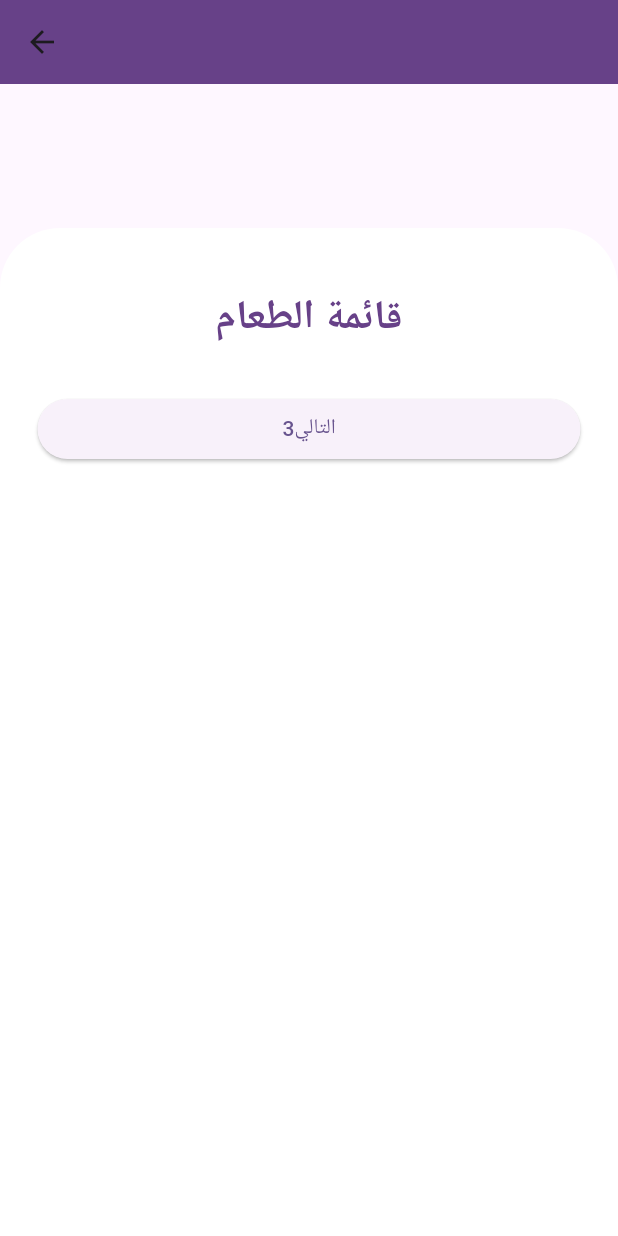
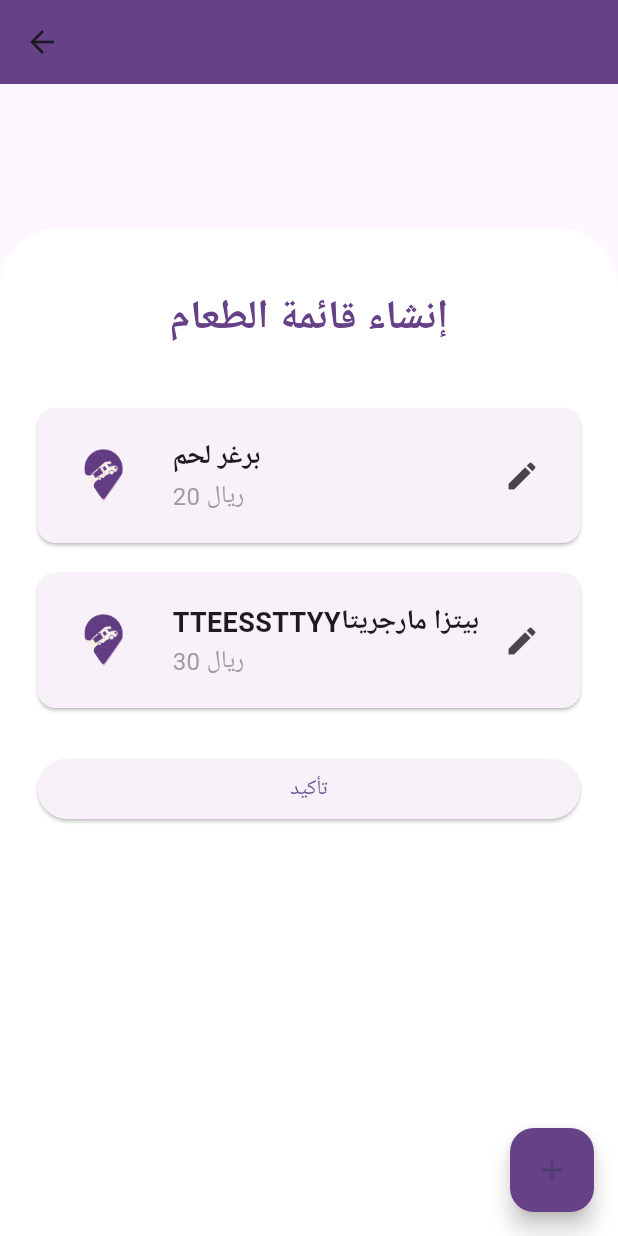
Before and after one commit to GhalaAlotaibi/2024-25_GP_9, a Flutter app: the CreateTruck3 screen opened directly, on a phone screen of 412 x 824 dp. Run offline on Flutter 3.47's test engine with Material 3 defaults, Android fonts, the phone set to English and light mode, and no system bars; our stand-ins replace cloud_firestore, firebase_core, iconsax; accounts and stored records are empty.

Commit message:
Added all my UIs

```diff
--- a/lib/screens/Create_Truck_2.dart
+++ b/lib/screens/Create_Truck_2.dart
@@ -74,7 +74,7 @@ class CreateTruck2 extends StatelessWidget {
                             ),
                           );
                         },
-                        child: const Text('التالي 2'), // Placeholder button text
+                        child: const Text('التالي'), // Placeholder button text
                       ),
                     ),
                     const SizedBox(height: 20.0), // Spacing after the button
--- a/lib/screens/Create_Truck_3.dart
+++ b/lib/screens/Create_Truck_3.dart
@@ -1,11 +1,27 @@
 import 'package:flutter/material.dart';
+import 'Add_Item.dart';
+import 'Edit_Item.dart';
 
 class CreateTruck3 extends StatelessWidget {
+  // Sample data for menu items
+  final List<Map<String, dynamic>> menuItems = [
+    {
+      'name': 'برغر لحم', // Beef Burger
+      'price': '20 ريال', // 20 SAR
+      'image': 'assets/images/logo_Tracki.png', // Local image for Beef Burger
+    },
+    {
+      'name': 'TTEESSTTYYبيتزا مارجريتا', // Margherita Pizza (with typo)
+      'price': '30 ريال', // 30 SAR
+      'image': 'assets/images/logo_Tracki.png', // Replace with your image URL
+    },
+  ];
+
   @override
   Widget build(BuildContext context) {
     return Scaffold(
       appBar: AppBar(
-        backgroundColor: const Color(0xFF674188), // Same app bar color
+        backgroundColor: const Color(0xFF674188),
       ),
       body: Column(
         children: [
@@ -29,28 +45,89 @@ class CreateTruck3 extends StatelessWidget {
                   children: [
                     const SizedBox(height: 20.0), // Adjusted space
                     const Text(
-                      'قائمة الطعام',
+                      'إنشاء قائمة الطعام',
                       style: TextStyle(
                         fontSize: 27.0,
                         fontWeight: FontWeight.w600,
                         color: Color(0xFF674188),
                       ),
-                      textAlign: TextAlign.center, // Align text to the center
+                      textAlign: TextAlign.center,
+                    ),
+                    const SizedBox(height: 30.0), // Spacing before menu items
+
+                    // Display the menu items
+                    Column(
+                      children: List.generate(2, (index) {
+                        return Card(
+                          margin: const EdgeInsets.symmetric(vertical: 10),
+                          child: Padding(
+                            padding: const EdgeInsets.all(15.0),
+                            child: Row(
+                              children: [
+                                ClipRRect(
+                                  borderRadius: BorderRadius.circular(10.0),
+                                  child: Image.asset(
+                                    menuItems[index]['image'], // Use Image.asset for local images
+                                    width: 60,
+                                    height: 60,
+                                    fit: BoxFit.cover,
+                                  ),
+                                ),
+                                const SizedBox(width: 15), // Space between image and text
+                                Expanded(
+                                  child: Column(
+                                    crossAxisAlignment: CrossAxisAlignment.start,
+                                    children: [
+                                      Text(
+                                        menuItems[index]['name'],
+                                        style: const TextStyle(
+                                          fontSize: 18,
+                                          fontWeight: FontWeight.bold,
+                                        ),
+                                      ),
+                                      Text(
+                                        menuItems[index]['price'],
+                                        style: const TextStyle(
+                                          fontSize: 16,
+                                          color: Colors.grey,
+                                        ),
+                                      ),
+                                    ],
+                                  ),
+                                ),
+
+                                // Edit button
+                                IconButton(
+                                  icon: const Icon(Icons.edit),
+                                  onPressed: () {
+                                    Navigator.push(
+                                      context,
+                                      MaterialPageRoute(
+                                        builder: (context) => const EditItemPage(), // Navigate to Edit_Item.dart
+                                      ),
+                                    );
+                                  },
+                                ),
+                              ],
+                            ),
+                          ),
+                        );
+                      }),
                     ),
 
-                    const SizedBox(height: 30.0), // Spacing before the button
+                    const SizedBox(height: 20.0), // Spacing after the menu items
 
-                    // Button
+                    // Submit button
                     SizedBox(
                       width: double.infinity,
                       child: ElevatedButton(
                         onPressed: () {
-                          // Action goes here
+                          // Action for confirming the creation of the truck goes here
                         },
-                        child: const Text('3التالي'), // Placeholder button text
+                        child: const Text('تأكيد'), // "Confirm" button text
                       ),
                     ),
-                    //Here I wanna add another bubble + for adding items and make the 'التالي' Button 'تأكيد'
+
                     const SizedBox(height: 20.0), // Spacing after the button
                   ],
                 ),
@@ -59,6 +136,22 @@ class CreateTruck3 extends StatelessWidget {
           ),
         ],
       ),
+
+      // Add button
+      floatingActionButton: FloatingActionButton(
+        onPressed: () {
+          Navigator.push(
+            context,
+            MaterialPageRoute(
+              builder: (context) => const AddItemPage(), // Navigate to Add_Item.dart
+            ),
+          );
+        },
+        child: const Icon(Icons.add), // Plus icon
+        backgroundColor: const Color(0xFF674188),
+      ),
+
+      floatingActionButtonLocation: FloatingActionButtonLocation.endFloat,
     );
   }
 }
```
Also changed, not shown: lib/screens/Add_Item.dart (added, +64 -0 lines), lib/screens/Edit_Item.dart (added, +72 -0 lines).
